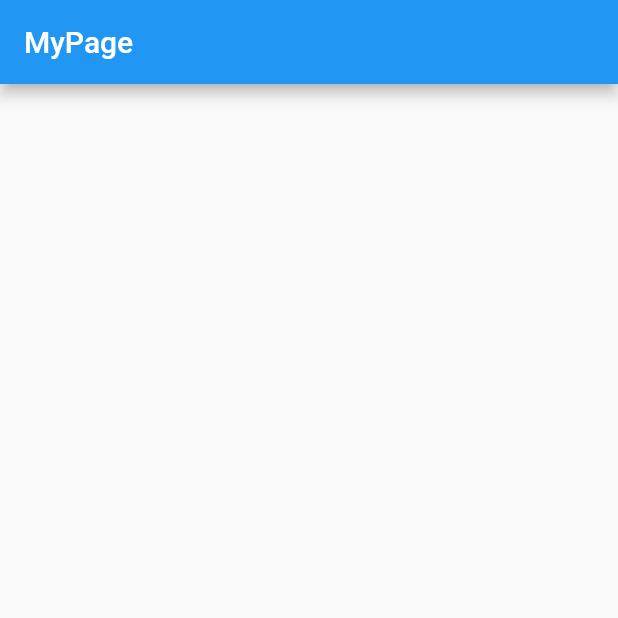
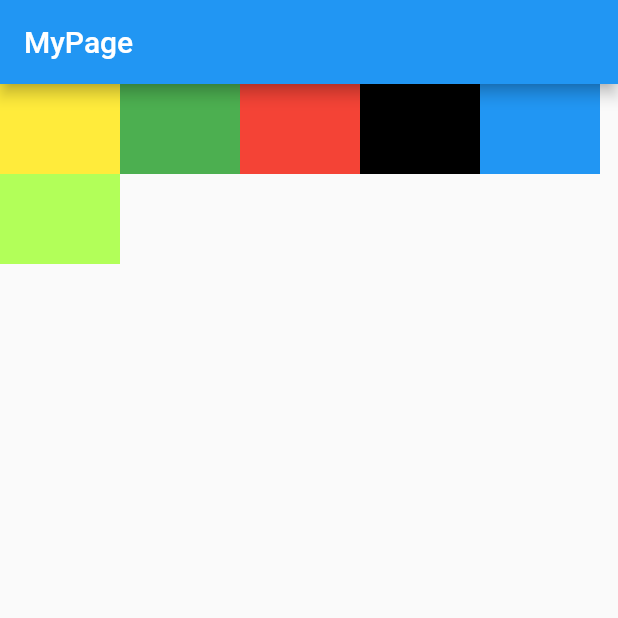
Before and after one commit to jdxorg/flutter_trip_app, a Flutter app: the MyPage screen opened directly, on a phone screen of 412 x 824 dp, the top half of it. Run offline on Flutter 3.47's test engine with Material 2 defaults, Android fonts, the phone set to English and light mode, and no system bars; our stand-ins replace dio, fluro, flutter_swiper, fluttertoast; generated files the repository leaves out were written again; network calls fail.

Commit message:
组件通信

```diff
--- a/lib/main.dart
+++ b/lib/main.dart
@@ -6,8 +6,10 @@ import 'package:flutter_trip_app/common/i10n/localizations_delegate.dart';
 import 'package:flutter_trip_app/pages/main_page.dart';
 import 'package:flutter_trip_app/utils/common_utils.dart';
 import 'package:flutter_trip_app/common/ui/sys_toast.dart';
+import 'package:flutter/rendering.dart';
 
 void main(){
+  // debugPaintSizeEnabled=true;
   runApp(MyApp());
   if (Platform.isAndroid) {
       // 以下两行 设置android状态栏为透明的沉浸。写在组件渲染之后，是为了在渲染后进行set赋值，覆盖状态栏，写在渲染之前MaterialApp组件会覆盖掉这个值。
--- a/lib/pages/tabs/my_page.dart
+++ b/lib/pages/tabs/my_page.dart
@@ -3,7 +3,7 @@
  */
 
 import 'package:flutter/material.dart';
-
+import 'package:flutter_trip_app/pages/widget/home/menu.dart';
 
 class MyPage extends StatelessWidget{
   static final String sName='my';
@@ -13,6 +13,7 @@ class MyPage extends StatelessWidget{
       appBar: new AppBar(
         title: new Text('MyPage'),
       ),
+      body: new HomeMenu(),
     );
   }
 }
--- /dev/null
+++ b/lib/pages/widget/home/menu.dart
@@ -0,0 +1,78 @@
+import 'package:flutter/material.dart';
+
+class HomeMenu extends StatelessWidget {
+  @override
+  Widget build(BuildContext context) {
+    const width = 80.0;
+    const height = 60.0;
+    return Container(
+      child: new Flow(
+      delegate:
+          TestFlowDelegate(margin: EdgeInsets.fromLTRB(10.0, 10.0, 10.0, 10.0)),
+      children: <Widget>[
+        new Container(
+          width: width,
+          height: height,
+          color: Colors.yellow,
+        ),
+        new Container(
+          width: width,
+          height: height,
+          color: Colors.green,
+        ),
+        new Container(
+          width: width,
+          height: height,
+          color: Colors.red,
+        ),
+        new Container(
+          width: width,
+          height: height,
+          color: Colors.black,
+        ),
+        new Container(
+          width: width,
+          height: height,
+          color: Colors.blue,
+        ),
+        new Container(
+          width: width,
+          height: height,
+          color: Colors.lightGreenAccent,
+        ),
+      ],
+    ),
+    );
+  }
+}
+
+class TestFlowDelegate extends FlowDelegate {
+  EdgeInsets margin = EdgeInsets.zero;
+
+  TestFlowDelegate({this.margin});
+
+  @override
+  void paintChildren(FlowPaintingContext context) {
+    var x = margin.left;
+    var y = margin.top;
+    for (int i = 0; i < context.childCount; i++) {
+      var w = context.getChildSize(i).width + x + margin.right;
+      if (w < context.size.width) {
+        context.paintChild(i,
+            transform: new Matrix4.translationValues(x, y, 0.0));
+        x = w + margin.left;
+      } else {
+        x = margin.left;
+        y += context.getChildSize(i).height + margin.top + margin.bottom;
+        context.paintChild(i,
+            transform: new Matrix4.translationValues(x, y, 0.0));
+        x += context.getChildSize(i).width + margin.left + margin.right;
+      }
+    }
+  }
+
+  @override
+  bool shouldRepaint(FlowDelegate oldDelegate) {
+    return oldDelegate != this;
+  }
+}
--- a/lib/service/config/api_trip.dart
+++ b/lib/service/config/api_trip.dart
@@ -1,7 +1,5 @@
 import 'package:flutter_trip_app/common/constraints/sys_config.dart';
 class TripApiConfig {
- ///获取banner
- static const banner = '${SysConfig.BASE_URL}/banner';
- ///获取导航
- static const navbar = '${SysConfig.BASE_URL}/navbar';
+ ///获取home
+ static const home = '${SysConfig.BASE_URL}/home';
 }
--- a/pubspec.yaml
+++ b/pubspec.yaml
@@ -57,8 +57,7 @@ flutter:
   #  - images/a_dot_burr.jpeg
   #  - images/a_dot_ham.jpeg
   assets:
-    - assets/data/banner.json
-    - assets/data/navbar.json
+    - assets/data/home.json
   # An image asset can refer to one or more resolution-specific "variants", see
   # https://flutter.dev/assets-and-images/#resolution-aware.
 
```
Also changed, not shown: assets/data/banner.json (deleted, +0 -22 lines), assets/data/home.json (added, +46 -0 lines), assets/data/navbar.json (deleted, +0 -22 lines), lib/pages/tabs/home_page.dart (+36 -12 lines), lib/pages/widget/home/banner.dart (+9 -11 lines), lib/pages/widget/home/navbar.dart (+32 -35 lines), lib/service/BLL/tripBLL.dart (+5 -17 lines), lib/service/api/trip_service.dart (+2 -10 lines), lib/widget/search_bar_widget.dart (+11 -16 lines), lib/widget/swiper_widget.dart (+21 -61 lines), pubspec.lock, 1 other file.
